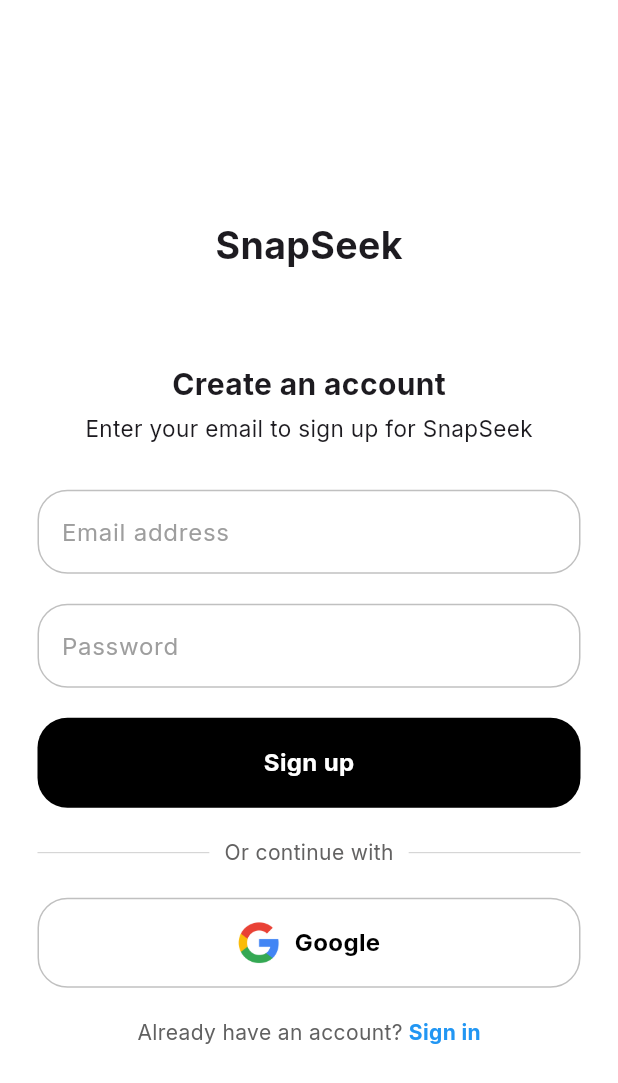
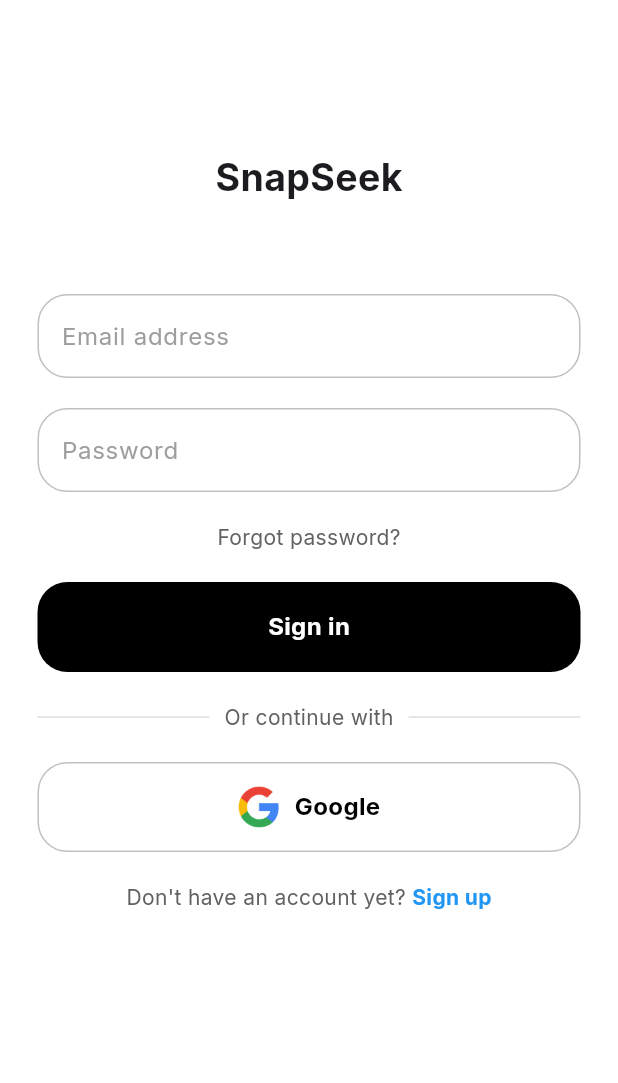
Before and after one commit to jjustinsong/snapseek, a Flutter app: the screen it shows after launch, on a phone screen of 412 x 824 dp. Shown: the top 1083 px of the screen. Run offline on Flutter 3.47's test engine with Material 3 defaults, Android fonts, the phone set to English and light mode, and no system bars; our stand-ins replace firebase_auth, firebase_core, google_fonts, google_nav_bar, line_icons, logger; accounts and stored records are empty.

Commit message:
login screen

```diff
--- a/snapseek/lib/components/button.dart
+++ b/snapseek/lib/components/button.dart
@@ -3,8 +3,9 @@
 class CustomButton extends StatelessWidget {
 
   final Function()? onTap;
+  final String name;
 
-  const CustomButton({super.key, required this.onTap});
+  const CustomButton({super.key, required this.onTap, required this.name});
 
   @override
   Widget build(BuildContext context) {
@@ -16,10 +17,10 @@
           color: Colors.black,
           borderRadius: BorderRadius.circular(20),
         ),
-        child: const Center(
+        child: Center(
           child: Text(
-            "Sign up",
-            style: TextStyle(color: Colors.white, fontWeight: FontWeight.bold, fontSize: 16),
+            name,
+            style: const TextStyle(color: Colors.white, fontWeight: FontWeight.bold, fontSize: 16),
           ),
         )
       ),
--- a/snapseek/lib/components/textfield.dart
+++ b/snapseek/lib/components/textfield.dart
@@ -15,7 +15,7 @@
   @override
   Widget build(BuildContext context) {
     return Padding(
-      padding: const EdgeInsets.only(bottom: 20.0),
+      padding: const EdgeInsets.only(top: 20.0),
       child: TextField(
         controller: controller,
         obscureText: obscureText,
--- a/snapseek/lib/components/tile.dart
+++ b/snapseek/lib/components/tile.dart
@@ -6,7 +6,8 @@
 
   @override
   Widget build(BuildContext context) {
-    return Container(
+    return GestureDetector(
+      child: Container(
         height: 60,
         padding: const EdgeInsets.all(15),
         decoration: BoxDecoration(
@@ -26,6 +27,7 @@
             ],
           ),
         )
+      ),
     );
   }
 }
--- a/snapseek/lib/main.dart
+++ b/snapseek/lib/main.dart
@@ -1,9 +1,16 @@
 import 'package:flutter/material.dart';
 import 'package:google_fonts/google_fonts.dart';
-import 'package:snapseek/pages/searchpage.dart';
+import 'package:snapseek/pages/auth.dart';
+import 'package:snapseek/pages/search.dart';
 import 'package:snapseek/pages/login.dart';
+import 'package:firebase_core/firebase_core.dart';
+import 'firebase_options.dart';
 
-void main() {
+void main() async {
+  WidgetsFlutterBinding.ensureInitialized();
+  await Firebase.initializeApp(
+    options: DefaultFirebaseOptions.currentPlatform,
+  );
   runApp(const SnapSeek());
 }
 
@@ -20,7 +27,7 @@
         colorScheme: ColorScheme.fromSeed(seedColor: Colors.deepPurple),
         useMaterial3: true,
       ),
-      home: SignUpPage(),
+      home: Login(),
     );
   }
 }
--- a/snapseek/lib/pages/login.dart
+++ b/snapseek/lib/pages/login.dart
@@ -1,43 +1,64 @@
+import 'package:firebase_auth/firebase_auth.dart';
 import 'package:flutter/material.dart';
 import 'package:snapseek/components/button.dart';
 import 'package:snapseek/components/textfield.dart';
 import 'package:snapseek/components/tile.dart';
 
-class SignUpPage extends StatelessWidget {
-  SignUpPage({super.key});
+class Login extends StatefulWidget {
+  Login({super.key});
 
-  final TextEditingController usernameController = TextEditingController();
+  @override
+  State<Login> createState() => _LoginState();
+}
+
+class _LoginState extends State<Login> {
+  final TextEditingController emailController = TextEditingController();
   final TextEditingController passwordController = TextEditingController();
+  String errorMessage ='';
 
-  void signUp() {
-
+  void signIn() async {
+    try {
+      showDialog(context: context, builder: (context) {
+        return const Center(
+          child: CircularProgressIndicator(),
+        );
+      });
+      await FirebaseAuth.instance.signInWithEmailAndPassword(
+        email: emailController.text,
+        password: passwordController.text,
+      );
+      Navigator.pop(context);
+    } on FirebaseAuthException catch (e) {
+      Navigator.pop(context);
+      setState(() {
+        if (e.code == 'user-not-found') {
+          errorMessage = 'No account found under email';
+        } else if (e.code == 'wrong-password') {
+          errorMessage = 'Incorrect password';
+        }
+      });
+    }
   }
 
   @override
   Widget build(BuildContext context) {
     return  Scaffold(
       backgroundColor: Colors.white,
-      body: SafeArea(
+      body: SingleChildScrollView(
+        child: SafeArea(
           child: Center(
             child: Padding(
               padding: const EdgeInsets.only(left: 25.0, right: 25.0),
               child: Column(
                 mainAxisAlignment: MainAxisAlignment.center,
+                crossAxisAlignment: CrossAxisAlignment.center,
                 children: [
                   const Padding(
-                  padding: EdgeInsets.only(top: 20.0),
+                    padding: EdgeInsets.only(top: 100.0, bottom: 40.0),
                     child: Text("SnapSeek", style: TextStyle(fontWeight: FontWeight.bold, fontSize: 25))
                   ),
-                const Padding(
-                  padding: EdgeInsets.only(top: 60),
-                  child: Text("Create an account", style: TextStyle(fontWeight: FontWeight.bold, fontSize: 20))
-                ),
-                const Padding(
-                  padding: EdgeInsets.only(top: 5.0, bottom: 30.0),
-                  child: Text("Enter your email to sign up for SnapSeek", style: TextStyle(fontSize: 15))
-                ),
                   CustomTextField(
-                  controller: usernameController,
+                    controller: emailController,
                     hintText: 'Email address',
                     obscureText: false,
                   ),
@@ -46,8 +67,15 @@
                     hintText: 'Password',
                     obscureText: true,
                   ),
+                  const SizedBox(height: 10.0),
+                  if (errorMessage.isNotEmpty)
+                  Text(errorMessage, style: const TextStyle(color: Colors.red)),
+                  const SizedBox(height: 10.0),
+                  const Text('Forgot password?', style: TextStyle(color: Color.fromARGB(255, 99, 98, 98))),
+                  const SizedBox(height: 20.0),
                   CustomButton(
-                  onTap: signUp,
+                    onTap: signIn,
+                    name: 'Sign in'
                   ),
                   const SizedBox(height: 20.0),
                   Row(
@@ -77,12 +105,12 @@
                     mainAxisAlignment: MainAxisAlignment.center,
                     children: [
                       Text(
-                      "Already have an account?",
+                        "Don't have an account yet?",
                         style: TextStyle(color: Colors.grey[700]),
                       ),
                       const SizedBox(width: 4),
                       const Text(
-                      'Sign in',
+                        'Sign up',
                         style: TextStyle(color: Colors.blue, fontWeight: FontWeight.bold)
                       )
                     ],
@@ -91,6 +119,7 @@
               ),
             )
           )
+        ),
       )
     );
   }
--- a/snapseek/pubspec.yaml
+++ b/snapseek/pubspec.yaml
@@ -42,6 +42,7 @@
   provider: ^6.1.2
   logger: ^2.3.0
   firebase_core: ^3.0.0
+  firebase_auth: ^5.0.0
 
 dev_dependencies:
   flutter_test:
```
Also changed, not shown: snapseek/lib/pages/auth.dart (added, +25 -0 lines), snapseek/lib/pages/search.dart (renamed from snapseek/lib/pages/searchpage.dart), snapseek/pubspec.lock, 3 other files. Lines whose indentation alone changed are shown as unchanged.
